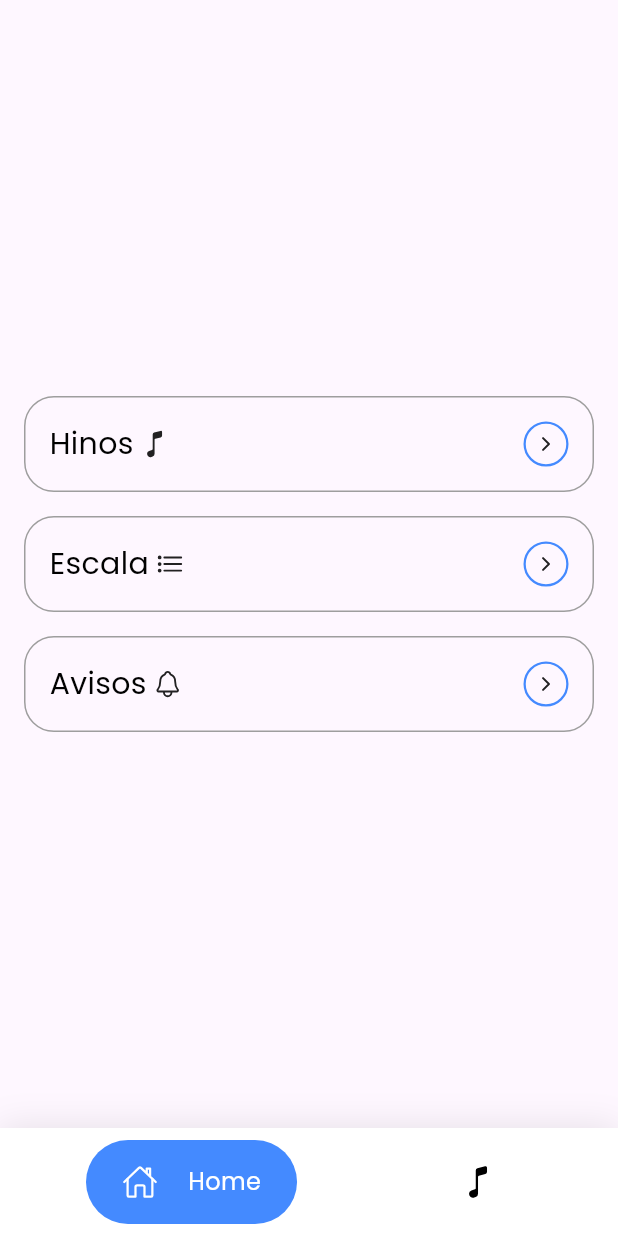
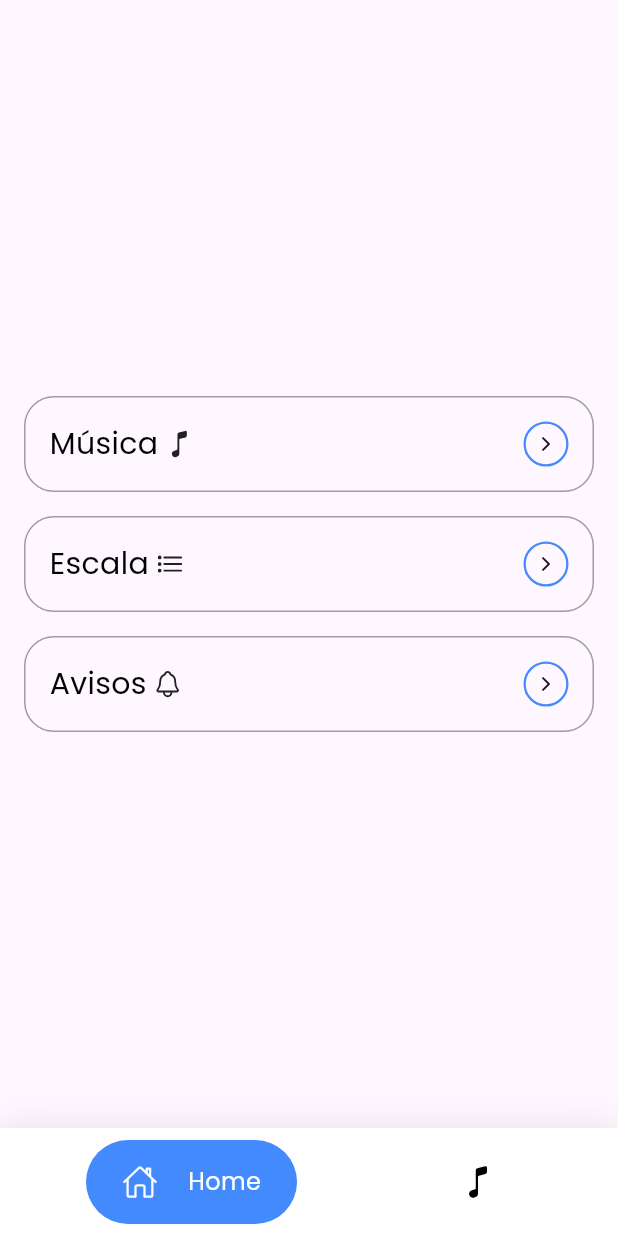
Before and after one commit to derafael04/HinarioGyn, a Flutter app: the screen it shows after launch, on a phone screen of 412 x 824 dp. Run offline on Flutter 3.47's test engine with Material 3 defaults, Android fonts, the phone set to English and light mode, and no system bars; drawn by our look-alikes of google_nav_bar; our stand-ins replace google_fonts, ionicons, roundcheckbox.

Commit message:
novos itens

```diff
--- a/lib/Hinos/tela_lista_hinos.dart
+++ b/lib/Hinos/tela_lista_hinos.dart
@@ -25,7 +25,7 @@ class _TelaListaHinosState extends State<TelaListaHinos> {
     return Scaffold(
       appBar: AppBar(
         centerTitle: true,
-        title: Text('Hinos', style: GoogleFonts.poppins(fontSize: 20, fontWeight: FontWeight.w600, color: Colors.black),),
+        title: Text('Músicas', style: GoogleFonts.poppins(fontSize: 20, fontWeight: FontWeight.w600, color: Colors.black),),
         leading: GestureDetector(
           onTap: () {
             Navigator.of(context).pop();
--- a/lib/Inicio/homePage.dart
+++ b/lib/Inicio/homePage.dart
@@ -25,9 +25,13 @@ class _HomeState extends State<Home> {
               onTap: () {
                 Navigator.of(context).pushNamed('/hinos');
               },
-              child: cardBotao(titulo: 'Hinos', icone: Ionicons.musical_note)),
+              child: cardBotao(titulo: 'Música', icone: Ionicons.musical_note)),
             const SizedBox(height: 16),
-            cardBotao(titulo: 'Escala', icone: Ionicons.list_outline),
+            InkWell(
+              onTap: () {
+                Navigator.of(context).pushNamed('/telaEscalaServico');
+              },
+              child: cardBotao(titulo: 'Escala', icone: Ionicons.list_outline)),
             const SizedBox(height: 16),
             InkWell(
               onTap: () {
--- a/lib/main.dart
+++ b/lib/main.dart
@@ -1,6 +1,7 @@
 import 'package:flutter/material.dart';
 import 'package:hinario_gyn/Avisos/tela_avisos.dart';
 import 'package:hinario_gyn/Avisos/tela_cadastro_avisos.dart';
+import 'package:hinario_gyn/Escala/tela_escala_servico.dart';
 import 'package:hinario_gyn/Hinos/tela_cadastrar_musica.dart';
 import 'package:hinario_gyn/Hinos/tela_lista_hinos.dart';
 import 'package:hinario_gyn/Inicio/homePage.dart';
@@ -32,7 +33,8 @@ class MyApp extends StatelessWidget {
           '/hinosReuniao': (context) => const TelaHinosReuniao(),
           '/telaCadastroMusica': (context) => const TelaCadastroMusica(),
           '/telaAvisos': (context) => const TelaAvisos(),
-          '/telaCadastroAvisos':(context) => const TelaCadastroAvisos()
+          '/telaCadastroAvisos':(context) => const TelaCadastroAvisos(),
+          '/telaEscalaServico':(context) => const TelaEscalaServico()
         },
     );
   }
```
Also changed, not shown: lib/Escala/tela_escala_servico.dart (added, +47 -0 lines).
